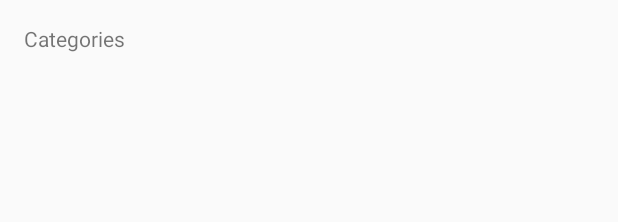
After one commit to NedBark/CoderSwag, an Android app: the layout activity_products.xml on its own in the app's theme, with its tools: preview values and no code run, on a phone screen of 412 x 824 dp. The commit adds this screen. Shown: the top 222 px of the screen. Run offline under Robolectric (Android 15) with nearby library versions, the phone set to English and light mode, and no system bars.

Commit message:
Added Product Activity

```diff
--- a/app/src/main/AndroidManifest.xml
+++ b/app/src/main/AndroidManifest.xml
@@ -9,9 +9,11 @@
         android:roundIcon="@mipmap/ic_launcher_round"
         android:supportsRtl="true"
         android:theme="@style/AppTheme">
+        <activity android:name=".controller.ProductsActivity"></activity>
         <activity android:name=".controller.MainActivity">
             <intent-filter>
                 <action android:name="android.intent.action.MAIN" />
+
                 <category android:name="android.intent.category.LAUNCHER" />
             </intent-filter>
         </activity>
--- a/app/src/main/java/com/example/coderswag/adapters/CategoryRecyclerAdapter.kt
+++ b/app/src/main/java/com/example/coderswag/adapters/CategoryRecyclerAdapter.kt
@@ -10,14 +10,16 @@ import androidx.recyclerview.widget.RecyclerView
 import com.example.coderswag.R
 import com.example.coderswag.model.Category
 
-class CategoryRecyclerAdapter(private val context: Context, private val categories: List<Category>) : RecyclerView.Adapter<CategoryRecyclerAdapter.Holder>() {
+//o lambda pentru locatia asta de constructor, care returneaza void
+class CategoryRecyclerAdapter(private val context: Context, private val categories: List<Category>, val itemClick: (Category) -> Unit) : RecyclerView.Adapter<CategoryRecyclerAdapter.Holder>() {
 
     override fun onBindViewHolder(holder: Holder, position: Int) {
         holder.bindCategory(categories[position], context)
     }
 
     override fun onCreateViewHolder(parent: ViewGroup, viewType: Int): Holder {
-        val view = LayoutInflater.from(parent.context).inflate(R.layout.category_list_item, parent, false)
+        val view =
+            LayoutInflater.from(parent.context).inflate(R.layout.category_list_item, parent, false)
         return Holder(view)
     }
 
@@ -25,14 +27,16 @@ class CategoryRecyclerAdapter(private val context: Context, private val categori
         return categories.count()
     }
 
-    inner class Holder(itemView: View?) : RecyclerView.ViewHolder(itemView!!){
+    inner class Holder(itemView: View?) : RecyclerView.ViewHolder(itemView!!) {
         private val categoryImage = itemView?.findViewById<ImageView>(R.id.categoryImage)
         private val categoryName = itemView?.findViewById<TextView>(R.id.categoryLabel)
 
-        fun bindCategory(category: Category, context: Context){
-            val resourceID = context.resources.getIdentifier(category.image, "drawable", context.packageName)
+        fun bindCategory(category: Category, context: Context) {
+            val resourceID =
+                context.resources.getIdentifier(category.image, "drawable", context.packageName)
             categoryImage?.setImageResource(resourceID)
             categoryName?.text = category.title
+            itemView.setOnClickListener { itemClick(category) }
         }
     }
 }
--- a/app/src/main/java/com/example/coderswag/controller/MainActivity.kt
+++ b/app/src/main/java/com/example/coderswag/controller/MainActivity.kt
@@ -2,30 +2,28 @@ package com.example.coderswag.controller
 
 import androidx.appcompat.app.AppCompatActivity
 import android.os.Bundle
-import android.widget.ArrayAdapter
-import android.widget.LinearLayout
 import androidx.recyclerview.widget.LinearLayoutManager
 import com.example.coderswag.R
-import com.example.coderswag.adapters.CategoryAdapter
 import com.example.coderswag.adapters.CategoryRecyclerAdapter
-import com.example.coderswag.model.Category
 import com.example.coderswag.services.DataService
 import kotlinx.android.synthetic.main.activity_main.*
 
 class MainActivity : AppCompatActivity() {
 
-    lateinit var adapter: CategoryRecyclerAdapter
+    private lateinit var adapter: CategoryRecyclerAdapter
 
     override fun onCreate(savedInstanceState: Bundle?) {
         super.onCreate(savedInstanceState)
         setContentView(R.layout.activity_main)
 
-        adapter = CategoryRecyclerAdapter(this, DataService.categories)
+        adapter = CategoryRecyclerAdapter(this, DataService.categories) { category -> println(category.title)
+        }
         listViewCategory.adapter = adapter
+
         val layoutManager = LinearLayoutManager(this)
         listViewCategory.layoutManager = layoutManager
+        listViewCategory.setHasFixedSize(true)
 
-        listViewCategory.setHasFixedSize(true)
 
     }
 }
--- /dev/null
+++ b/app/src/main/java/com/example/coderswag/controller/ProductsActivity.kt
@@ -0,0 +1,14 @@
+package com.example.coderswag.controller
+
+import androidx.appcompat.app.AppCompatActivity
+import android.os.Bundle
+import com.example.coderswag.R
+
+class ProductsActivity : AppCompatActivity() {
+    override fun onCreate(savedInstanceState: Bundle?) {
+        super.onCreate(savedInstanceState)
+        setContentView(R.layout.activity_products)
+
+
+    }
+}
--- /dev/null
+++ b/app/src/main/res/layout/activity_products.xml
@@ -0,0 +1,32 @@
+<?xml version="1.0" encoding="utf-8"?>
+<androidx.constraintlayout.widget.ConstraintLayout xmlns:android="http://schemas.android.com/apk/res/android"
+    xmlns:app="http://schemas.android.com/apk/res-auto"
+    xmlns:tools="http://schemas.android.com/tools"
+    android:layout_width="match_parent"
+    android:layout_height="match_parent"
+    tools:context=".controller.ProductsActivity">
+
+    <TextView
+        android:id="@+id/textView"
+        android:layout_width="wrap_content"
+        android:layout_height="wrap_content"
+        android:layout_marginLeft="16dp"
+        android:layout_marginTop="16dp"
+        android:text="Categories"
+        app:layout_constraintLeft_toLeftOf="parent"
+        app:layout_constraintTop_toTopOf="parent" />
+
+    <androidx.recyclerview.widget.RecyclerView
+        android:id="@+id/listViewCategory"
+        android:layout_width="0dp"
+        android:layout_height="0dp"
+        android:layout_marginTop="16dp"
+        app:layout_constraintBottom_toBottomOf="parent"
+        app:layout_constraintEnd_toEndOf="parent"
+        app:layout_constraintHorizontal_bias="0.0"
+        app:layout_constraintStart_toStartOf="parent"
+        app:layout_constraintTop_toBottomOf="@+id/textView"
+        android:divider="@null"
+        app:layout_constraintVertical_bias="0.0" />
+
+</androidx.constraintlayout.widget.ConstraintLayout>
```
